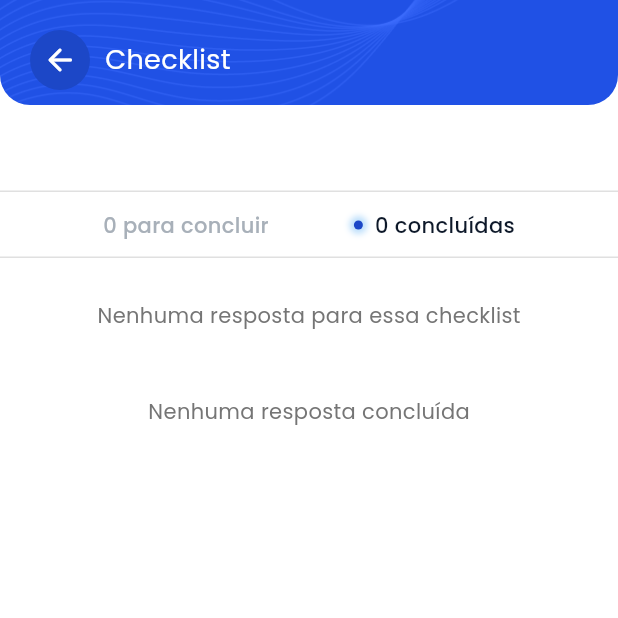
After one commit to Eduardoplofego/posto360-mobile, a Flutter app: the ChecklistAnswerPage screen opened by its route, after a tap on an icon or button, on a phone screen of 412 x 824 dp, the top half of it. The commit adds this screen. Run offline on Flutter 3.47's test engine with Material 3 defaults, Android fonts, the phone set to English and light mode, and no system bars; our stand-ins replace brasil_fields, card_loading, chewie, get, get_storage, percent_indicator and 2 more; missing offline and left inert: animated_digit, month_year_picker, syncfusion_flutter_pdfviewer, validatorless; accounts and stored records are empty; network calls fail; statements that could not run were skipped.

Commit message:
wip: listagem de checklists e respostas

```diff
--- /dev/null
+++ b/lib/core/ui/widgets/general_checklist_widget.dart
@@ -0,0 +1,115 @@
+import 'package:flutter/material.dart';
+import 'package:get/get.dart';
+import 'package:posto360/core/ui/posto_app_ui_configurations.dart';
+import 'package:posto360/modules/checklist/checklist_controller.dart';
+
+class GeneralChecklistWidget extends GetView<ChecklistController> {
+  final VoidCallback firstTap;
+  final VoidCallback secondTap;
+  final bool isFirstSelected;
+  final num firstNumber;
+  final num secondNumber;
+  final String firstText;
+  final String secondText;
+  const GeneralChecklistWidget({
+    super.key,
+    required this.firstTap,
+    required this.secondTap,
+    required this.isFirstSelected,
+    required this.firstNumber,
+    required this.secondNumber,
+    required this.firstText,
+    required this.secondText,
+  });
+
+  @override
+  Widget build(BuildContext context) {
+    return Padding(
+      padding: const EdgeInsets.all(12.0),
+      child: SizedBox(
+        width: Get.width,
+        child: Row(
+          children: [
+            Spacer(),
+            InkWell(
+              onTap: firstTap,
+              child: Row(
+                children: [
+                  isFirstSelected
+                      ? Padding(
+                        padding: const EdgeInsets.only(right: 8),
+                        child: Container(
+                          height: 6,
+                          width: 6,
+                          decoration: BoxDecoration(
+                            boxShadow: [
+                              BoxShadow(
+                                color: Colors.blue.shade100,
+                                blurRadius: 3,
+                                spreadRadius: 3,
+                              ),
+                            ],
+                            color: PostoAppUiConfigurations.blueMediumColor,
+                            borderRadius: BorderRadius.circular(10),
+                          ),
+                        ),
+                      )
+                      : const SizedBox.shrink(),
+                  Text(
+                    '$firstNumber $firstText',
+                    style: TextStyle(
+                      fontWeight: FontWeight.w500,
+                      color:
+                          isFirstSelected
+                              ? PostoAppUiConfigurations.textDarkColor
+                              : PostoAppUiConfigurations.darkGreyColor,
+                    ),
+                  ),
+                ],
+              ),
+            ),
+            Spacer(),
+            InkWell(
+              onTap: secondTap,
+              child: Row(
+                children: [
+                  !isFirstSelected
+                      ? Padding(
+                        padding: const EdgeInsets.only(right: 8),
+                        child: Container(
+                          height: 6,
+                          width: 6,
+                          decoration: BoxDecoration(
+                            boxShadow: [
+                              BoxShadow(
+                                color: Colors.blue.shade100,
+                                blurRadius: 3,
+                                spreadRadius: 3,
+                              ),
+                            ],
+                            color: PostoAppUiConfigurations.blueMediumColor,
+                            borderRadius: BorderRadius.circular(10),
+                          ),
+                        ),
+                      )
+                      : const SizedBox.shrink(),
+                  Text(
+                    '$secondNumber $secondText',
+                    style: TextStyle(
+                      fontWeight: FontWeight.w500,
+                      color:
+                          !isFirstSelected
+                              ? PostoAppUiConfigurations.textDarkColor
+                              : PostoAppUiConfigurations.darkGreyColor,
+                    ),
+                  ),
+                ],
+              ),
+            ),
+            Spacer(),
+          ],
+        ),
+      ),
+    );
+  }
+}
--- a/lib/core/utils/enums/checklist_status.dart
+++ b/lib/core/utils/enums/checklist_status.dart
@@ -17,11 +17,11 @@ extension GetChecklistStatus on ChecklistStatus {
   String description() {
     switch (this) {
       case ChecklistStatus.aFazer:
-        return 'A aazer';
+        return 'A Fazer';
       case ChecklistStatus.emAndamento:
-        return 'Em andamento';
+        return 'Em Andamento';
       case ChecklistStatus.emRevisao:
-        return 'Em revisão';
+        return 'Em Revisão';
       case ChecklistStatus.finalizado:
         return 'Finalizado';
     }
--- a/lib/models/checklist_answer_model.dart
+++ b/lib/models/checklist_answer_model.dart
@@ -51,7 +51,7 @@ class ChecklistAnswerModel {
       observacoes: map['observacoes'],
       usuarioId: map['usuarioId'] ?? '',
       necessitaRevisao: map['necessitaRevisao'] ?? false,
-      opcoes: List<String>.from(map['opcoes']),
+      opcoes: map['opcoes'],
     );
   }
 
--- /dev/null
+++ b/lib/modules/checklist_answer/checklist_answer_bindings.dart
@@ -0,0 +1,9 @@
+import 'package:get/get.dart';
+import './checklist_answer_controller.dart';
+
+class ChecklistAnswerBindings implements Bindings {
+  @override
+  void dependencies() {
+    Get.put(ChecklistAnswerController(checklistService: Get.find()));
+  }
+}
--- /dev/null
+++ b/lib/modules/checklist_answer/checklist_answer_controller.dart
@@ -0,0 +1,70 @@
+import 'package:get/get.dart';
+import 'package:posto360/core/mixins/loader_mixin.dart';
+import 'package:posto360/core/services/auth_service.dart';
+import 'package:posto360/models/checklist_answer_model.dart';
+import 'package:posto360/services/checklists/checklist_service.dart';
+
+class ChecklistAnswerController extends GetxController with LoaderMixin {
+  final ChecklistService _checklistService;
+
+  ChecklistAnswerController({required ChecklistService checklistService})
+    : _checklistService = checklistService;
+
+  // Observables
+  final _checklistName = ''.obs;
+  final _checklistId = 0.obs;
+  final _loader = false.obs;
+  final _answersList = <ChecklistAnswerModel>[].obs;
+  final _isToConcludedSelect = true.obs;
+
+  // Getters
+  String get checklistName => _checklistName.value;
+  bool get hasAnswers => _answersList.isEmpty;
+  int get checklistId => _checklistId.value;
+  bool get isToConcludedSelect => _isToConcludedSelect.value;
+  List<ChecklistAnswerModel> get listToShow =>
+      isToConcludedSelect ? toConcludedAnswersList : concludedAnswersList;
+  List<ChecklistAnswerModel> get toConcludedAnswersList =>
+      _answersList.where((answer) => !answer.respostaDada).toList();
+  List<ChecklistAnswerModel> get concludedAnswersList =>
+      _answersList.where((answer) => answer.respostaDada).toList();
+  int get totalConcludedAnswers => concludedAnswersList.length;
+  int get totalToConcludeAnswers => toConcludedAnswersList.length;
+
+  // Actions
+  @override
+  void onInit() {
+    super.onInit();
+    loaderListener(_loader);
+  }
+
+  @override
+  Future<void> onReady() async {
+    super.onReady();
+    _getRoutesArguments();
+    _loader(true);
+    await _loadChecklistAnswers();
+    _loader(false);
+  }
+
+  void changeSelectTab() {
+    _isToConcludedSelect.toggle();
+  }
+
+  void _getRoutesArguments() {
+    final checklist = Get.parameters;
+    _checklistName.value = checklist['name'] as String;
+    _checklistId.value = int.tryParse(checklist['id'].toString()) ?? 0;
+  }
+
+  Future<void> _loadChecklistAnswers() async {
+    final userAuth = Get.find<AuthService>().authenticatedUser;
+    if (userAuth != null && _checklistId.value != 0) {
+      final result = await _checklistService.checklistAnswer(
+        usuarioId: userAuth.id,
+        checklistId: _checklistId.value,
+      );
+      _answersList.value = result.data!;
+    }
+  }
+}
--- /dev/null
+++ b/lib/modules/checklist_answer/checklist_answer_page.dart
@@ -0,0 +1,108 @@
+import 'package:get/get.dart';
+import 'package:flutter/material.dart';
+import 'package:posto360/core/ui/posto_app_ui_configurations.dart';
+import 'package:posto360/core/ui/widgets/custom_app_bar.dart';
+import 'package:posto360/core/ui/widgets/general_checklist_widget.dart';
+import 'package:posto360/core/ui/widgets/icon_buttons/back_icon_button_widget.dart';
+import 'package:posto360/modules/checklist_answer/widgets/checklist_answer_card.dart';
+import './checklist_answer_controller.dart';
+
+class ChecklistAnswerPage extends GetView<ChecklistAnswerController> {
+  const ChecklistAnswerPage({super.key});
+
+  @override
+  Widget build(BuildContext context) {
+    return Scaffold(
+      appBar: PreferredSize(
+        preferredSize: Size.fromHeight(70),
+        child: CustomAppBar(
+          title: 'Checklist',
+          leading: BackIconButtonWidget(
+            onPressed: () async {
+              Get.back();
+            },
+          ),
+          actions: [],
+        ),
+      ),
+      body: Column(
+        children: [
+          Obx(() {
+            return Padding(
+              padding: const EdgeInsets.symmetric(horizontal: 16, vertical: 16),
+              child: SizedBox(
+                width: Get.width,
+                child: Text(
+                  controller.checklistName,
+                  textAlign: TextAlign.center,
+                  style: TextStyle(
+                    fontSize: 18,
+                    fontWeight: FontWeight.w500,
+                    color: PostoAppUiConfigurations.textDarkColor,
+                  ),
+                ),
+              ),
+            );
+          }),
+          Divider(height: 0, color: Colors.grey.shade300),
+          Obx(() {
+            return GeneralChecklistWidget(
+              firstTap: controller.changeSelectTab,
+              secondTap: controller.changeSelectTab,
+              isFirstSelected: controller.isToConcludedSelect,
+              firstNumber: controller.totalToConcludeAnswers,
+              secondNumber: controller.totalConcludedAnswers,
+              firstText: 'para concluir',
+              secondText: 'concluídas',
+            );
+          }),
+          Divider(height: 0, color: Colors.grey.shade300),
+          Obx(() {
+            return Visibility(
+              visible: controller.hasAnswers,
+              replacement: const SizedBox.shrink(),
+              child: Column(
+                children: [
+                  const SizedBox(height: 28),
+                  Text(
+                    'Nenhuma resposta para essa checklist',
+                    style: TextStyle(color: Colors.grey.shade600),
+                  ),
+                ],
+              ),
+            );
+          }),
+          const SizedBox(height: 16),
+          Obx(() {
+            return Expanded(
+              child: Padding(
+                padding: const EdgeInsets.symmetric(horizontal: 16),
+                child: Visibility(
+                  visible: controller.listToShow.isNotEmpty,
+                  replacement: Column(
+                    children: [
+                      const SizedBox(height: 28),
+                      Text(
+                        'Nenhuma resposta ${!controller.isToConcludedSelect ? 'concluída' : 'a concluir'}',
+                        style: TextStyle(color: Colors.grey.shade600),
+                      ),
+                    ],
+                  ),
+                  child: ListView.separated(
+                    itemCount: controller.listToShow.length,
+                    separatorBuilder:
+                        (context, index) => const SizedBox(height: 16),
+                    itemBuilder: (context, index) {
+                      final answer = controller.listToShow[index];
+                      return ChecklistAnswerCard(answer: answer);
+                    },
+                  ),
+                ),
+              ),
+            );
+          }),
+        ],
+      ),
+    );
+  }
+}
--- a/lib/routers/checklists_routers.dart
+++ b/lib/routers/checklists_routers.dart
@@ -1,6 +1,8 @@
 import 'package:get/get.dart';
 import 'package:posto360/modules/checklist/checklist_bindings.dart';
 import 'package:posto360/modules/checklist/checklist_page.dart';
+import 'package:posto360/modules/checklist_answer/checklist_answer_bindings.dart';
+import 'package:posto360/modules/checklist_answer/checklist_answer_page.dart';
 
 class ChecklistsRouters {
   ChecklistsRouters._();
@@ -11,5 +13,10 @@ class ChecklistsRouters {
       binding: ChecklistBindings(),
       page: () => const ChecklistPage(),
     ),
+    GetPage(
+      name: '/checklists/answers/',
+      binding: ChecklistAnswerBindings(),
+      page: () => const ChecklistAnswerPage(),
+    ),
   ];
 }
```
Also changed, not shown: lib/models/checklist_model.dart (+8 -0 lines), lib/modules/checklist/checklist_controller.dart (+30 -0 lines), lib/modules/checklist/widgets/list_checklist_widget.dart (+16 -3 lines), lib/modules/checklist_answer/widgets/check_icon_widget.dart (added, +26 -0 lines), lib/modules/checklist_answer/widgets/checklist_answer_card.dart (added, +85 -0 lines), lib/repositories/checklists/checklists_repository_impl.dart (+18 -5 lines).
